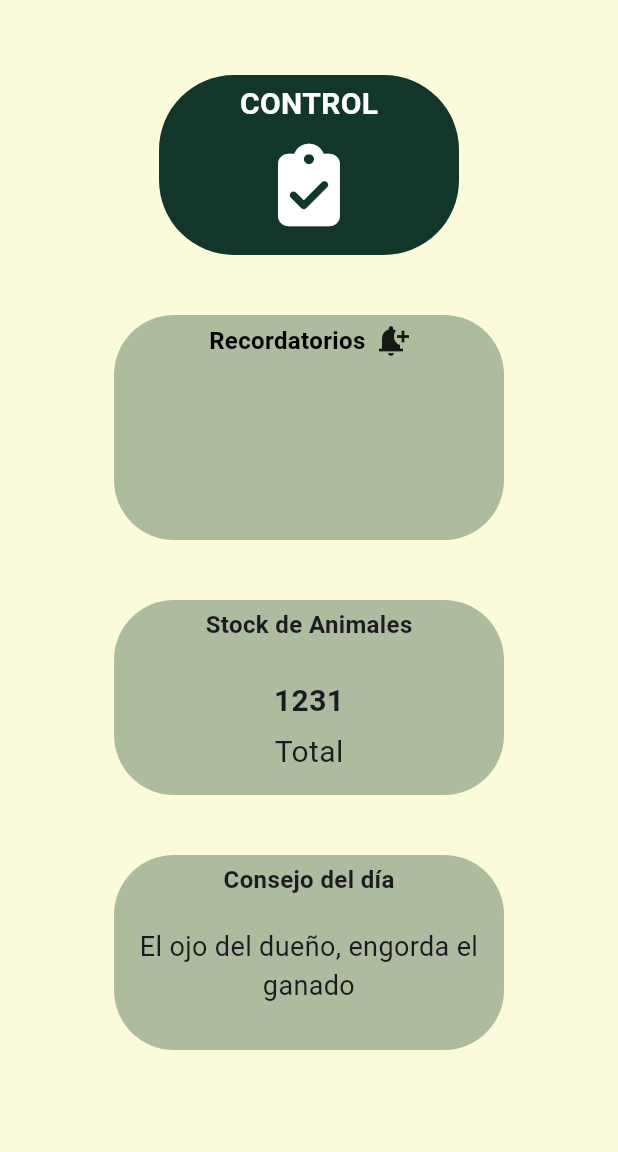
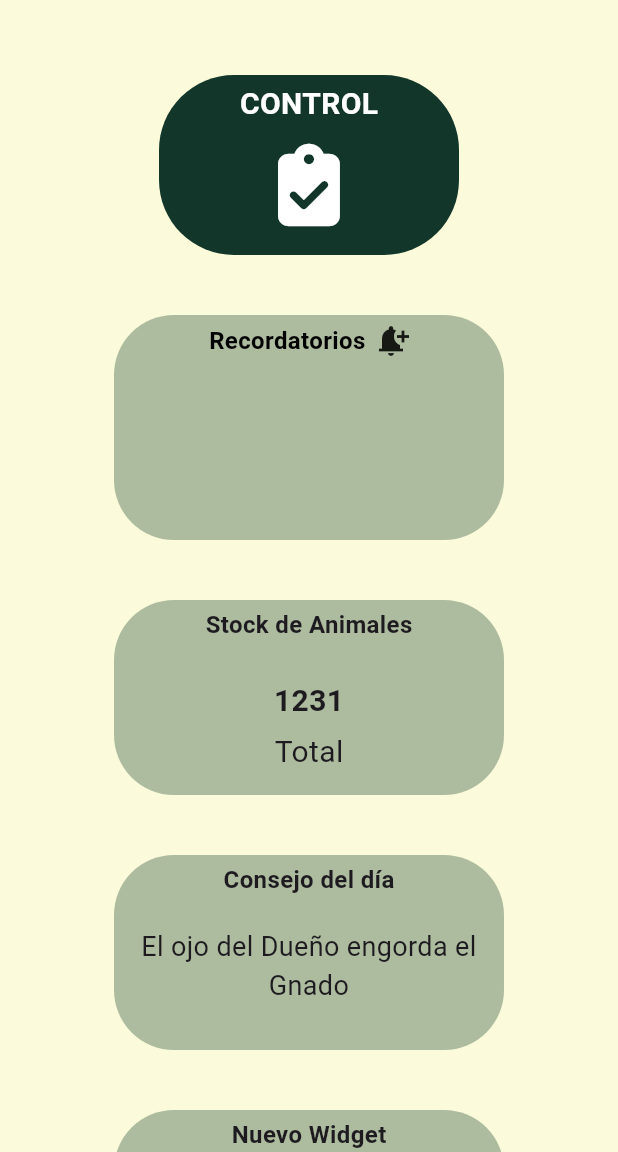
Before and after one commit to carloslarrero/agenda_ganadera, a Flutter app: the screen it shows after launch, on a phone screen of 412 x 824 dp, the part 84-1236 px from its top. Run offline on Flutter 3.47's test engine with Material 3 defaults, Android fonts, the phone set to English and light mode, and no system bars; our stand-ins replace font_awesome_flutter.

```diff
--- a/lib/pages/principalPage.dart
+++ b/lib/pages/principalPage.dart
@@ -1,4 +1,6 @@
 // ignore_for_file: file_names
+import 'dart:math';
+
 import 'package:agenda_ganadera/barril.dart';
 import 'package:intl/intl.dart';
 
@@ -11,6 +13,23 @@ class Principalpage extends StatefulWidget {
 
 class _PrincipalpageState extends State<Principalpage> {
   List<Map<String, dynamic>> recordatorios = [];
+  final List<String> consejos = [
+    'El ojo del Dueño engorda el Gnado',
+    'Con la Bandera, se orienta la reacción del animal',
+    'Vacunación y Desparasitación Periódica',
+    'Más come la vaca de un bocado, que la oveja en toda una jornada'
+  ];
+  int indiceConsejo = 0;
+  void cambiarConsejo() {
+    setState(() {
+      int nuevoIndice;
+      do {
+        nuevoIndice = Random().nextInt(consejos.length);
+      } while (nuevoIndice == indiceConsejo);
+      indiceConsejo = nuevoIndice;
+    });
+  }
+
   @override
   Widget build(BuildContext context) {
     return Scaffold(
@@ -206,6 +225,38 @@ class _PrincipalpageState extends State<Principalpage> {
                   decoration: BoxDecoration(
                       color: const Color(0XFFADBC9F),
                       borderRadius: BorderRadius.circular(40)),
+                  child: Column(
+                    mainAxisAlignment: MainAxisAlignment.start,
+                    crossAxisAlignment: CrossAxisAlignment.center,
+                    children: [
+                      const SizedBox(
+                        height: 5,
+                      ),
+                      const Text(
+                        'Consejo del día',
+                        style: TextStyle(
+                            fontSize: 16, fontWeight: FontWeight.bold),
+                      ),
+                      const SizedBox(
+                        height: 20,
+                      ),
+                      Text(
+                        consejos[indiceConsejo],
+                        style: const TextStyle(
+                          fontSize: 18,
+                        ),
+                        textAlign: TextAlign.center,
+                      )
+                    ],
+                  )),
+              //FloatingActionButton(onPressed: (){Navigator.push(context, MaterialPageRoute(builder: (context)=> const Tarjapage()));})
+              Container(
+                  height: 130,
+                  width: 260,
+                  margin: const EdgeInsets.only(top: 40),
+                  decoration: BoxDecoration(
+                      color: const Color(0XFFADBC9F),
+                      borderRadius: BorderRadius.circular(40)),
                   child: const Column(
                     mainAxisAlignment: MainAxisAlignment.start,
                     crossAxisAlignment: CrossAxisAlignment.center,
@@ -214,23 +265,12 @@ class _PrincipalpageState extends State<Principalpage> {
                         height: 5,
                       ),
                       Text(
-                        'Consejo del día',
+                        'Nuevo Widget',
                         style: TextStyle(
                             fontSize: 16, fontWeight: FontWeight.bold),
                       ),
-                      SizedBox(
-                        height: 20,
-                      ),
-                      Text(
-                        'El ojo del dueño, engorda el ganado',
-                        style: TextStyle(
-                          fontSize: 18,
-                        ),
-                        textAlign: TextAlign.center,
-                      )
                     ],
                   )),
-              //FloatingActionButton(onPressed: (){Navigator.push(context, MaterialPageRoute(builder: (context)=> const Tarjapage()));})
             ],
           ),
         ),
```
Also changed, not shown: lib/message/recordatorioMessage.dart (+5 -8 lines), lib/pages/folderContenido.dart (+7 -5 lines), 6 other files.
